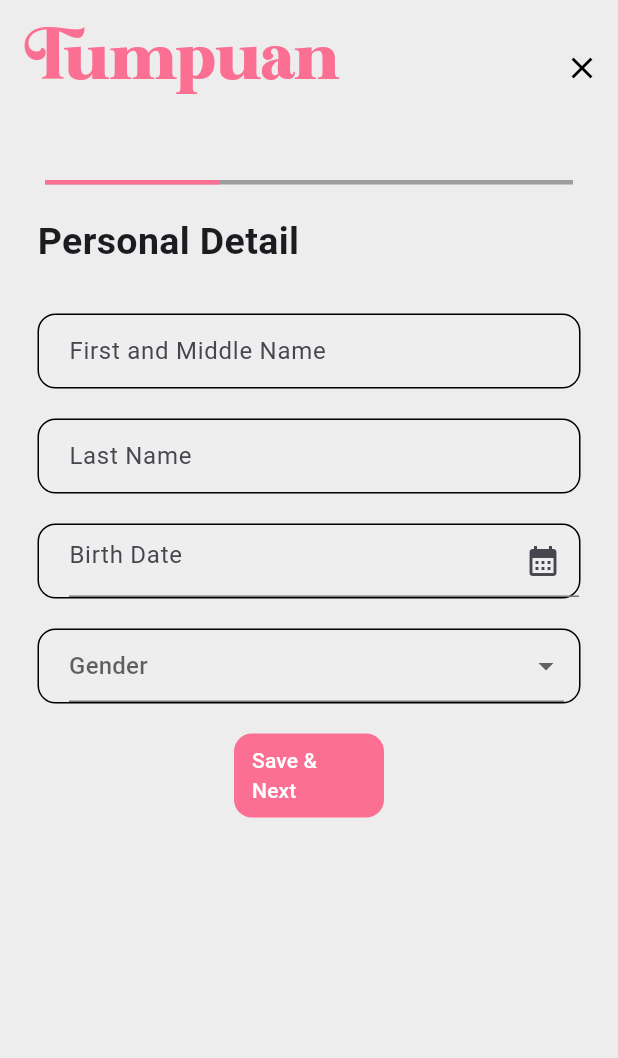
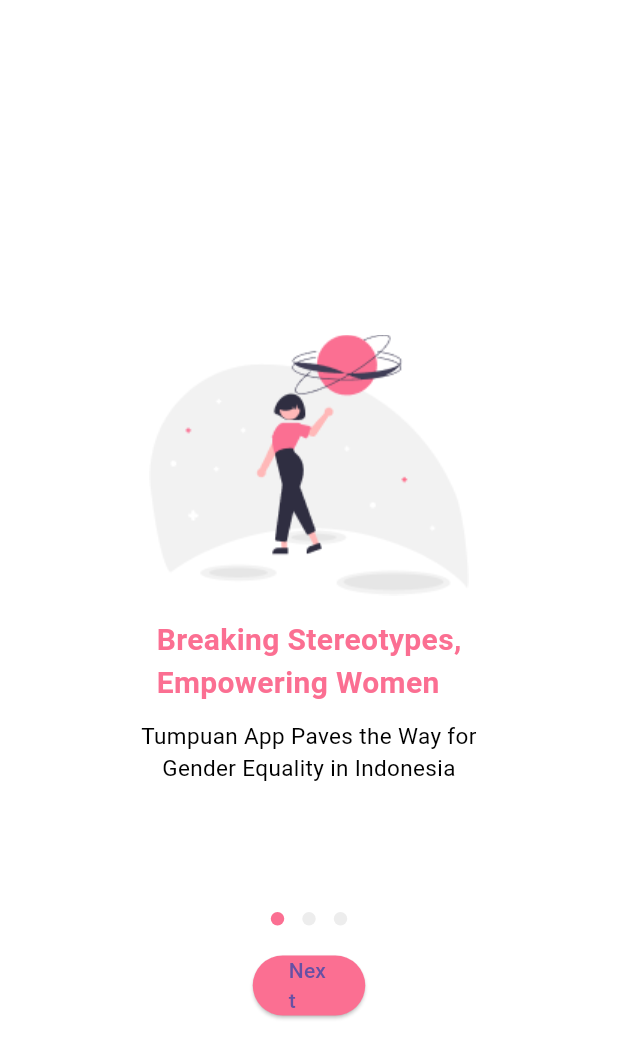
Before and after one commit to aryaaqilah/Tumpuan, a Flutter app: the screen it shows after launch, after a tap on "Sign Up", on a phone screen of 412 x 824 dp. Shown: the top 1058 px of the screen. Run offline on Flutter 3.47's test engine with Material 3 defaults, Android fonts, the phone set to English and light mode, and no system bars; drawn by our look-alikes of dots_indicator, percent_indicator; Roboto replaces fonts that are missing (Satoshi).

Commit message:
signup + intro

```diff
--- a/tumpuan/lib/screens/dashboard.dart
+++ b/tumpuan/lib/screens/dashboard.dart
@@ -13,6 +13,7 @@
     return Scaffold(
       backgroundColor: const Color.fromRGBO(237, 237, 237, 1),
       appBar: AppBar(
+        // automaticallyImplyLeading: false,
         backgroundColor: Color.fromRGBO(237, 237, 237, 1),
         title: Padding(
           padding: const EdgeInsets.only(top: 8.0),
--- /dev/null
+++ b/tumpuan/lib/signUp/intro1.dart
@@ -0,0 +1,78 @@
+import 'package:dots_indicator/dots_indicator.dart';
+import 'package:flutter/material.dart';
+import 'package:tumpuan/login_page.dart';
+import 'package:tumpuan/signUp/intro2.dart';
+import 'package:tumpuan/signUp/question1.dart';
+import 'package:tumpuan/signUpPage.dart';
+import 'package:tumpuan/styles/style.dart';
+
+class Intro1 extends StatefulWidget {
+  const Intro1({super.key});
+
+  @override
+  State<Intro1> createState() => _Intro1State();
+}
+
+class _Intro1State extends State<Intro1> {
+  @override
+  Widget build(BuildContext context) {
+    return Scaffold(
+      backgroundColor: AppColors.bg,
+      body: SafeArea(
+          child: Center(
+        child: Column(
+          mainAxisAlignment: MainAxisAlignment.center,
+          children: [
+            SizedBox(height: 80),
+            Image(image: AssetImage('images/intro1.png')),
+            SizedBox(height: 15),
+            Text(
+              'Breaking Stereotypes,\nEmpowering Women',
+              style: TextStyle(
+                  fontFamily: 'Satoshi',
+                  fontWeight: FontWeight.bold,
+                  color: AppColors.pink1,
+                  fontSize: 20),
+            ),
+            SizedBox(height: 10),
+            Text(
+              'Tumpuan App Paves the Way for\nGender Equality in Indonesia',
+              textAlign: TextAlign.center,
+              style: TextStyle(
+                  fontFamily: 'Satoshi',
+                  // fontWeight: FontWeight.bold,
+                  color: Colors.black,
+                  fontSize: 15),
+            ),
+            SizedBox(height: 80),
+            DotsIndicator(
+              dotsCount: 3,
+              position: 0,
+              decorator: DotsDecorator(
+                color: AppColors.bg1,
+                activeColor: AppColors.pink1,
+              ),
+            ),
+            SizedBox(height: 10),
+            Container(
+              width: 75,
+              child: ElevatedButton(
+                onPressed: () {
+                  Navigator.of(context)
+                      .push(MaterialPageRoute(builder: (context) => Intro2()));
+                },
+                child: Text(
+                  'Next',
+                  style: TextStyle(fontFamily: 'Satoshi'),
+                ),
+                style: ButtonStyle(
+                    backgroundColor: MaterialStateProperty.all(
+                        Color.fromRGBO(251, 111, 146, 1))),
+              ),
+            ),
+          ],
+        ),
+      )),
+    );
+  }
+}
--- a/tumpuan/lib/start_page.dart
+++ b/tumpuan/lib/start_page.dart
@@ -1,5 +1,6 @@
 import 'package:flutter/material.dart';
 import 'package:tumpuan/login_page.dart';
+import 'package:tumpuan/signUp/intro1.dart';
 import 'package:tumpuan/signUpPage.dart';
 
 class StartPage extends StatefulWidget {
@@ -58,7 +59,7 @@
               child: ElevatedButton(
                 onPressed: () {
                   Navigator.of(context).push(
-                      MaterialPageRoute(builder: (context) => SignUpPage()));
+                      MaterialPageRoute(builder: (context) => Intro1()));
                 },
                 child: Text(
                   'Sign Up',
--- a/tumpuan/pubspec.yaml
+++ b/tumpuan/pubspec.yaml
@@ -32,6 +32,7 @@
     sdk: flutter
   intl : ^0.17.0
   percent_indicator: ^4.0.1
+  dots_indicator: ^2.1.1
 
 
   # The following adds the Cupertino Icons font to your application.
```
Also changed, not shown: tumpuan/lib/signUp/intro2.dart (added, +106 -0 lines), tumpuan/lib/signUp/intro3.dart (added, +105 -0 lines), tumpuan/images/intro1.png (added), tumpuan/images/intro2.png (added), tumpuan/images/intro3.png (added), tumpuan/pubspec.lock.
